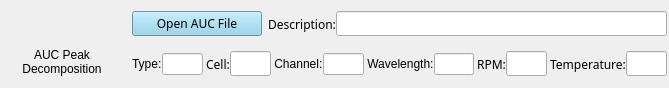
Above: gui_import.ui from samo38/AucPeakFitter before the change. Below: the same form after it.
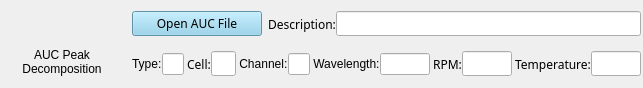
That is the form after the change. Icons and pictures are not drawn.

Patch:
```diff
--- a/gui_import.ui
+++ b/gui_import.ui
@@ -6,7 +6,7 @@
    <rect>
     <x>0</x>
     <y>0</y>
-    <width>669</width>
+    <width>643</width>
     <height>88</height>
    </rect>
   </property>
@@ -248,7 +248,7 @@
         </layout>
        </widget>
       </item>
-      <item>
+      <item alignment="Qt::AlignLeft">
        <widget class="QFrame" name="frm_2">
         <property name="minimumSize">
          <size>
@@ -293,6 +293,12 @@
          </item>
          <item>
           <widget class="QLineEdit" name="le_type">
+           <property name="maximumSize">
+            <size>
+             <width>25</width>
+             <height>16777215</height>
+            </size>
+           </property>
            <property name="readOnly">
             <bool>true</bool>
            </property>
@@ -313,6 +319,12 @@
          </item>
          <item>
           <widget class="QLineEdit" name="le_cell">
+           <property name="maximumSize">
+            <size>
+             <width>25</width>
+             <height>16777215</height>
+            </size>
+           </property>
            <property name="font">
             <font>
              <family>Heebo</family>
@@ -336,6 +348,12 @@
          </item>
          <item>
           <widget class="QLineEdit" name="le_chan">
+           <property name="maximumSize">
+            <size>
+             <width>25</width>
+             <height>16777215</height>
+            </size>
+           </property>
            <property name="readOnly">
             <bool>true</bool>
            </property>
@@ -350,6 +368,12 @@
          </item>
          <item>
           <widget class="QLineEdit" name="le_wavl">
+           <property name="maximumSize">
+            <size>
+             <width>60</width>
+             <height>16777215</height>
+            </size>
+           </property>
            <property name="readOnly">
             <bool>true</bool>
            </property>
@@ -370,6 +394,12 @@
          </item>
          <item>
           <widget class="QLineEdit" name="le_rpm">
+           <property name="maximumSize">
+            <size>
+             <width>60</width>
+             <height>16777215</height>
+            </size>
+           </property>
            <property name="font">
             <font>
              <family>Heebo</family>
@@ -399,6 +429,12 @@
          </item>
          <item>
           <widget class="QLineEdit" name="le_temp">
+           <property name="maximumSize">
+            <size>
+             <width>60</width>
+             <height>16777215</height>
+            </size>
+           </property>
            <property name="font">
             <font>
              <family>Heebo</family>
```
